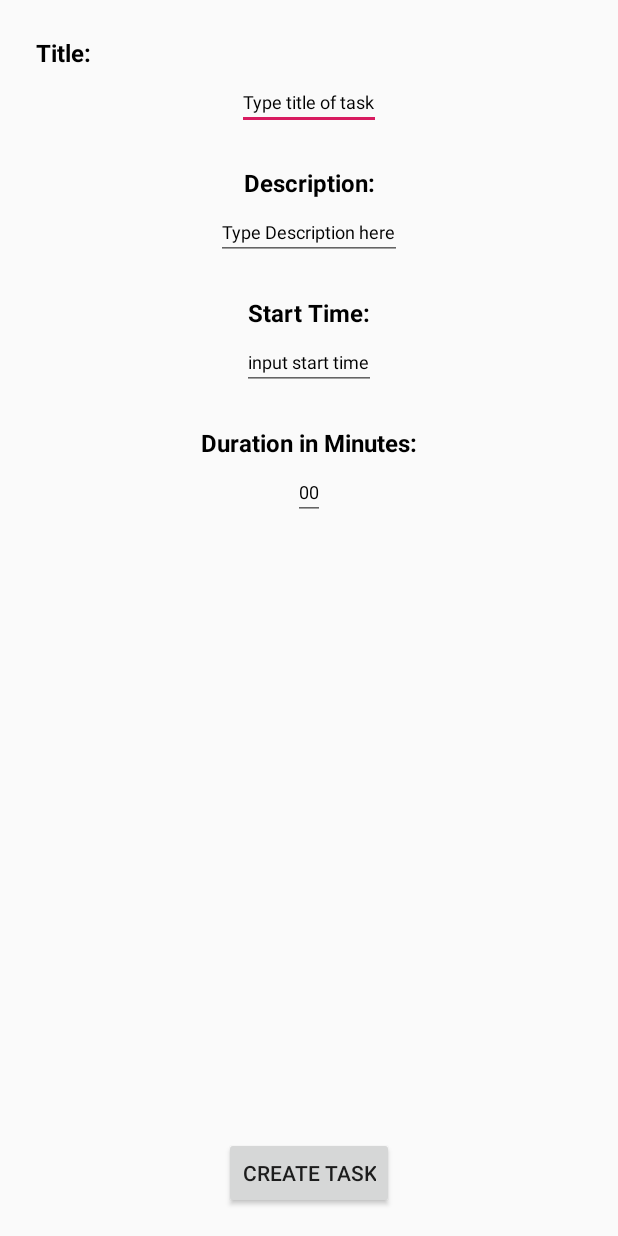
After one commit to ussernamenikita/DailySchedule, an Android app: the layout second_daily_schedule_element.xml on its own in the app's theme, with its tools: preview values and no code run, on a phone screen of 412 x 824 dp. The commit adds this screen. Run offline under Robolectric (Android 15) with nearby library versions, the phone set to English and light mode, and no system bars.

```diff
--- /dev/null
+++ b/app/src/main/res/layout/second_daily_schedule_element.xml
@@ -0,0 +1,132 @@
+<?xml version="1.0" encoding="utf-8"?>
+<androidx.constraintlayout.widget.ConstraintLayout xmlns:android="http://schemas.android.com/apk/res/android"
+    xmlns:app="http://schemas.android.com/apk/res-auto"
+    xmlns:tools="http://schemas.android.com/tools"
+    android:id="@+id/linearLayout"
+    android:layout_width="match_parent"
+    android:layout_height="match_parent">
+
+    <TextView
+        android:id="@+id/second_daily_schedule_element_title_tv"
+        android:layout_width="wrap_content"
+        android:layout_height="25dp"
+        android:layout_marginStart="24dp"
+        android:layout_marginTop="24dp"
+        android:text="Title:"
+        android:textColor="#000000"
+        android:textSize="16sp"
+        android:textStyle="bold"
+        app:layout_constraintStart_toStartOf="parent"
+        app:layout_constraintTop_toTopOf="parent" />
+
+    <EditText
+        android:id="@+id/second_daily_schedule_element_type_title_ed"
+        android:layout_width="wrap_content"
+        android:layout_height="wrap_content"
+        android:layout_marginStart="24dp"
+        android:layout_marginEnd="24dp"
+        android:text="Type title of task"
+        android:textColor="#000000"
+        android:textSize="12sp"
+        app:layout_constraintEnd_toEndOf="parent"
+        app:layout_constraintStart_toStartOf="parent"
+        app:layout_constraintTop_toBottomOf="@+id/second_daily_schedule_element_title_tv" />
+
+    <TextView
+        android:id="@+id/second_daily_schedule_element_description_tv"
+        android:layout_width="wrap_content"
+        android:layout_height="25dp"
+        android:layout_marginStart="24dp"
+        android:layout_marginTop="24dp"
+        android:layout_marginEnd="24dp"
+        android:text="Description:"
+        android:textColor="#000000"
+        android:textSize="16sp"
+        android:textStyle="bold"
+        app:layout_constraintEnd_toEndOf="parent"
+        app:layout_constraintStart_toStartOf="parent"
+        app:layout_constraintTop_toBottomOf="@+id/second_daily_schedule_element_type_title_ed" />
+
+    <EditText
+        android:id="@+id/second_daily_schedule_element_description_name_ed"
+        android:layout_width="wrap_content"
+        android:layout_height="wrap_content"
+        android:layout_marginStart="24dp"
+        android:layout_marginEnd="24dp"
+        android:text="Type Description here"
+        android:textColor="#000000"
+        android:textSize="12sp"
+        app:layout_constraintEnd_toEndOf="parent"
+        app:layout_constraintStart_toStartOf="parent"
+        app:layout_constraintTop_toBottomOf="@+id/second_daily_schedule_element_description_tv" />
+
+    <TextView
+        android:id="@+id/second_daily_schedule_element_start_time_tv"
+        android:layout_width="wrap_content"
+        android:layout_height="25dp"
+        android:layout_marginStart="24dp"
+        android:layout_marginTop="24dp"
+        android:layout_marginEnd="24dp"
+        android:text="Start Time:"
+        android:textColor="#000000"
+        android:textSize="16sp"
+        android:textStyle="bold"
+        app:layout_constraintEnd_toEndOf="parent"
+        app:layout_constraintStart_toStartOf="parent"
+        app:layout_constraintTop_toBottomOf="@+id/second_daily_schedule_element_description_name_ed" />
+
+    <EditText
+        android:id="@+id/second_daily_schedule_element_input_start_time_ed"
+        android:layout_width="wrap_content"
+        android:layout_height="wrap_content"
+        android:layout_marginStart="24dp"
+        android:layout_marginEnd="24dp"
+        android:text="input start time"
+        android:textColor="#000000"
+        android:textSize="12sp"
+        app:layout_constraintEnd_toEndOf="parent"
+        app:layout_constraintStart_toStartOf="parent"
+        app:layout_constraintTop_toBottomOf="@+id/second_daily_schedule_element_start_time_tv" />
+
+    <TextView
+        android:id="@+id/second_daily_schedule_element_duration_minutes_tv"
+        android:layout_width="wrap_content"
+        android:layout_height="25dp"
+        android:layout_marginStart="24dp"
+        android:layout_marginTop="24dp"
+        android:layout_marginEnd="24dp"
+        android:text="Duration in Minutes:"
+        android:textColor="#000000"
+        android:textSize="16sp"
+        android:textStyle="bold"
+        app:layout_constraintEnd_toEndOf="parent"
+        app:layout_constraintStart_toStartOf="parent"
+        app:layout_constraintTop_toBottomOf="@+id/second_daily_schedule_element_input_start_time_ed" />
+
+    <EditText
+        android:id="@+id/second_daily_schedule_element_minutes_ed"
+        android:layout_width="wrap_content"
+        android:layout_height="wrap_content"
+        android:layout_marginStart="24dp"
+        android:layout_marginEnd="24dp"
+        android:text="00"
+        android:textColor="#000"
+        android:textSize="12sp"
+        app:layout_constraintEnd_toEndOf="parent"
+        app:layout_constraintStart_toStartOf="parent"
+        app:layout_constraintTop_toBottomOf="@+id/second_daily_schedule_element_duration_minutes_tv" />
+
+    <Button
+        android:id="@+id/second_daily_schedule_element_create_tast_b"
+        android:layout_width="wrap_content"
+        android:layout_height="wrap_content"
+        android:layout_marginStart="8dp"
+        android:layout_marginTop="8dp"
+        android:layout_marginEnd="8dp"
+        android:text="Create Task"
+        app:layout_constraintBottom_toBottomOf="parent"
+        app:layout_constraintEnd_toEndOf="parent"
+        app:layout_constraintStart_toStartOf="parent"
+        app:layout_constraintTop_toBottomOf="@+id/second_daily_schedule_element_minutes_ed"
+        app:layout_constraintVertical_bias="0.957" />
+</androidx.constraintlayout.widget.ConstraintLayout>
```
Also changed, not shown: app/src/main/java/ru/madd/dailyschedule/DailyScheduleViewHolder.java (+27 -16 lines), app/src/main/res/layout/daily_schedule_element.xml (+8 -8 lines).
